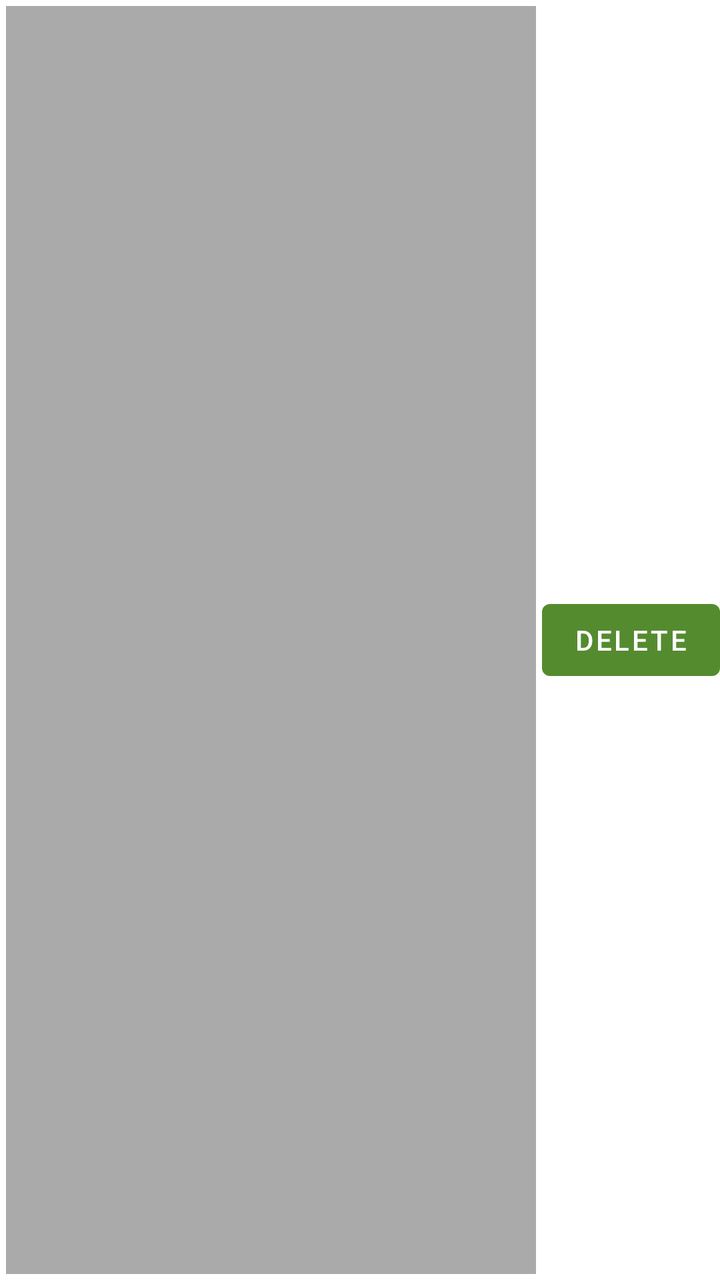
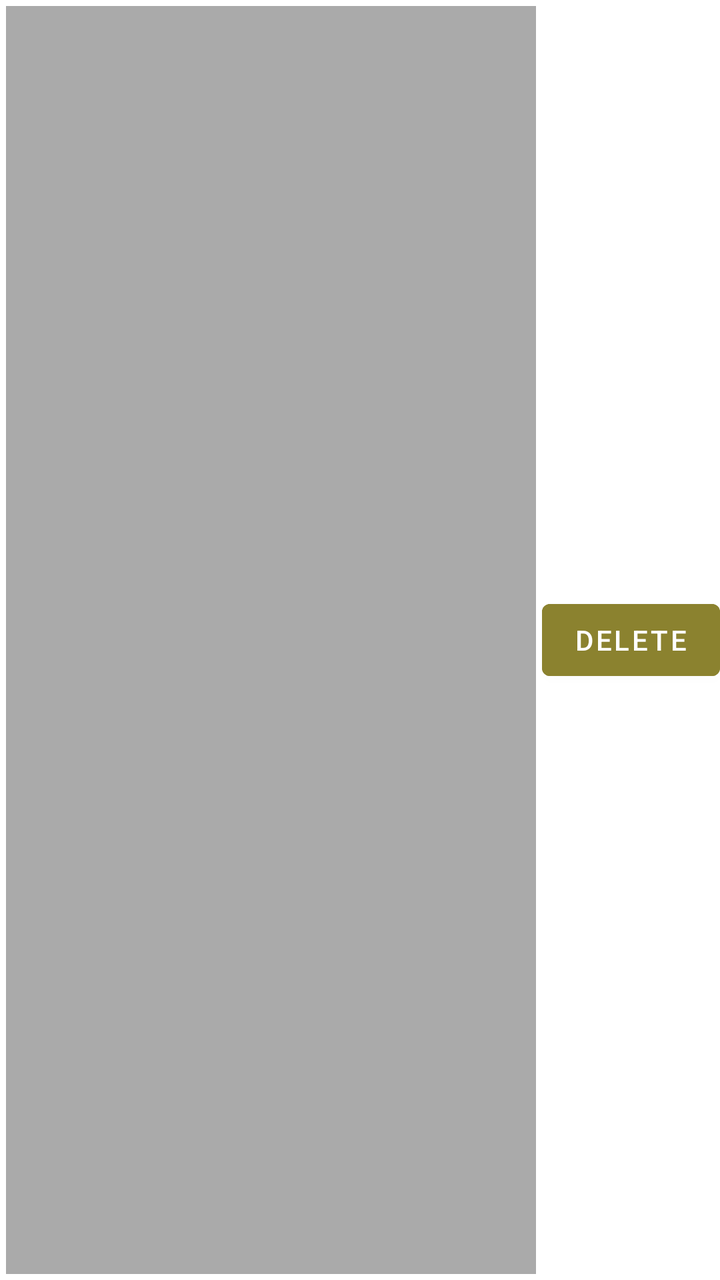

Screens rendered from an Android XML layout before and after an edit, with the pre-edit source and the edit as a unified diff.
<!-- AndroidManifest.xml: application theme Theme.MainApp -->
<!-- res/layout/url_list_item.xml -->
<?xml version="1.0" encoding="utf-8"?>
<LinearLayout xmlns:android="http://schemas.android.com/apk/res/android"
    android:orientation="horizontal"
    android:layout_width="match_parent"
    android:layout_height="wrap_content"
    android:minHeight="40dp">

    <TextView
        android:layout_width="wrap_content"
        android:layout_height="match_parent"
        android:layout_margin="3dp"
        android:text=""
        android:textSize="18sp"
        android:singleLine="false"
        android:layout_weight="1"
        android:gravity="center_vertical"
        android:id="@+id/url_item_text_view"
        android:background="@drawable/url_item_text_view"
        android:textColor="@color/url_list_item_text"/>

    <RelativeLayout
        android:layout_width="wrap_content"
        android:layout_height="fill_parent">

        <Button
            android:text="@string/delete_url_button"
            android:layout_width="wrap_content"
            android:layout_height="wrap_content"
            android:layout_centerInParent="true"
            android:id="@+id/url_item_delete_button"/>
    </RelativeLayout >





</LinearLayout>
<!-- resources referenced by this layout -->
<resources>
  <color name="url_list_item_text">#ffffffff</color>
  <!-- drawable url_item_text_view (drawable) -->
  <?xml version="1.0" encoding="utf-8"?>
  <selector xmlns:android="http://schemas.android.com/apk/res/android">
      <item android:state_pressed="true"
          android:drawable="@color/url_list_item_background_pressed" />
      <item  android:state_focused="false"
          android:drawable="@color/url_list_item_background" />
  </selector>
  <string name="delete_url_button">delete</string>
  <style name="Theme.MainApp" parent="Theme.MaterialComponents.DayNight.DarkActionBar">
          
          <item name="colorPrimary">@color/primary</item>
          <item name="colorPrimaryVariant">@color/primary_variant</item>
          <item name="colorOnPrimary">@color/on_primary</item>
          
          <item name="colorSecondary">@color/secondary</item>
          <item name="colorSecondaryVariant">@color/secondary_variant</item>
          <item name="colorOnSecondary">@color/on_secondary</item>
          
          <item name="android:statusBarColor">?attr/colorPrimaryVariant</item>
          
          <item name="windowNoTitle">true</item>
      </style>
  <color name="url_list_item_background_pressed">#55ff5611</color>
  <color name="url_list_item_background">#55000000</color>
  <color name="primary">#558B2F</color>
  <color name="primary_variant">#000000</color>
  <color name="on_primary">#ffffff</color>
  <color name="secondary">#03dac6</color>
  <color name="secondary_variant">#018786</color>
  <color name="on_secondary">#000000</color>
</resources>

<!-- the commit's change to res/layout/url_list_item.xml (unified diff, before → after) -->
@@ -6,10 +6,9 @@
     android:minHeight="40dp">
 
     <TextView
-        android:layout_width="wrap_content"
+        android:layout_width="0dp"
         android:layout_height="match_parent"
         android:layout_margin="3dp"
-        android:text=""
         android:textSize="18sp"
         android:singleLine="false"
         android:layout_weight="1"
@@ -23,11 +22,12 @@
         android:layout_height="fill_parent">
 
         <Button
-            android:text="@string/delete_url_button"
+            android:id="@+id/url_item_delete_button"
             android:layout_width="wrap_content"
             android:layout_height="wrap_content"
             android:layout_centerInParent="true"
-            android:id="@+id/url_item_delete_button"/>
+            android:backgroundTint="@color/button_delete"
+            android:text="@string/delete_url_button" />
     </RelativeLayout >
 
 
<!-- resource entries referenced after the edit -->
@@ -1,5 +1,6 @@
 <!-- resources referenced by this layout -->
 <resources>
+  <color name="button_delete">#8B822F</color>
   <color name="url_list_item_text">#ffffffff</color>
   <!-- drawable url_item_text_view (drawable) -->
   <?xml version="1.0" encoding="utf-8"?>
